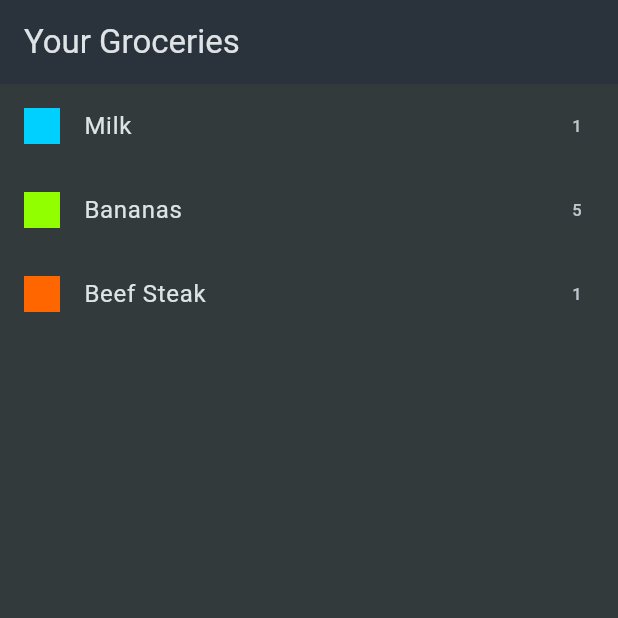
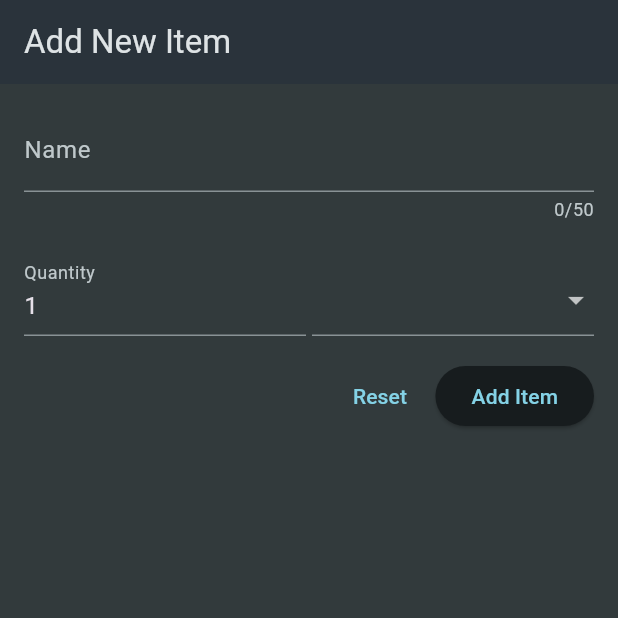
Before and after one commit to moharoon11/flutter_handling_userinputs, a Flutter app: the screen it shows after launch, on a phone screen of 412 x 824 dp, the top half of it. Run offline on Flutter 3.47's test engine with Material 3 defaults, Android fonts, the phone set to English and light mode, and no system bars.

Commit message:
new item

```diff
--- a/lib/main.dart
+++ b/lib/main.dart
@@ -1,6 +1,7 @@
 import 'package:flutter/material.dart';
 
 import 'package:handling_user_inputs/grocery_list.dart';
+import 'package:handling_user_inputs/new_item.dart';
 
 void main() {
   runApp(const MyApp());
@@ -22,7 +23,7 @@ class MyApp extends StatelessWidget {
         ),
         scaffoldBackgroundColor: const Color.fromARGB(255, 50, 58, 60),
       ),
-      home: const GroceryList(),
+      home: const NewItem(),
     );
   }
 }
--- /dev/null
+++ b/lib/new_item.dart
@@ -0,0 +1,101 @@
+import 'package:flutter/material.dart';
+import 'package:handling_user_inputs/data/categories.dart';
+
+class NewItem extends StatefulWidget {
+  const NewItem({super.key});
+
+  @override
+  State<NewItem> createState() => _NewItemState();
+}
+
+class _NewItemState extends State<NewItem> {
+  @override
+  Widget build(BuildContext context) {
+    return Scaffold(
+      appBar: AppBar(
+        title: const Text(
+          'Add New Item',
+        ),
+      ),
+      body: Padding(
+        padding: const EdgeInsets.all(16),
+        child: Form(
+          child: Column(
+            children: [
+              TextFormField(
+                maxLength: 50,
+                decoration: const InputDecoration(
+                  label: Text(
+                    'Name',
+                  ),
+                ),
+                validator: (value) {
+                  return "error handling...";
+                },
+              ),
+              const SizedBox(
+                height: 20,
+              ),
+              Row(
+                crossAxisAlignment: CrossAxisAlignment.end,
+                children: [
+                  Expanded(
+                    child: TextFormField(
+                      initialValue: '1',
+                      decoration: const InputDecoration(
+                        label: Text(
+                          'Quantity',
+                        ),
+                      ),
+                    ),
+                  ),
+                  const SizedBox(width: 4),
+                  Expanded(
+                    child: DropdownButtonFormField(items: [
+                      for (final category in categories.entries)
+                        DropdownMenuItem(
+                          value: category.value,
+                          child: Row(
+                            children: [
+                              Container(
+                                width: 16,
+                                height: 16,
+                                color: category.value.color,
+                              ),
+                              const SizedBox(width: 4),
+                              Text(category.value.title)
+                            ],
+                          ),
+                        )
+                    ], onChanged: (value) {}),
+                  ),
+                ],
+              ),
+              const SizedBox(
+                height: 16,
+              ),
+              Row(
+                mainAxisAlignment: MainAxisAlignment.end,
+                children: [
+                  TextButton(
+                    child: const Text(
+                      'Reset',
+                    ),
+                    onPressed: () {},
+                  ),
+                  const SizedBox(width: 5),
+                  ElevatedButton(
+                    onPressed: () {},
+                    child: const Text(
+                      'Add Item',
+                    ),
+                  ),
+                ],
+              )
+            ],
+          ),
+        ),
+      ),
+    );
+  }
+}
```
